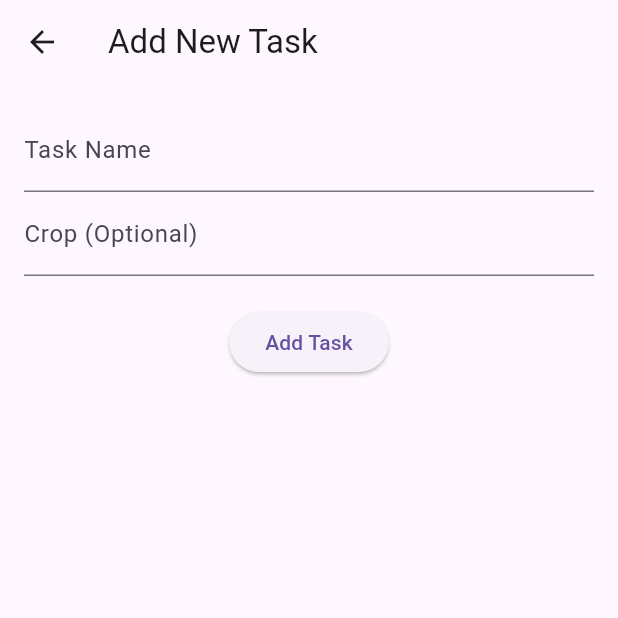
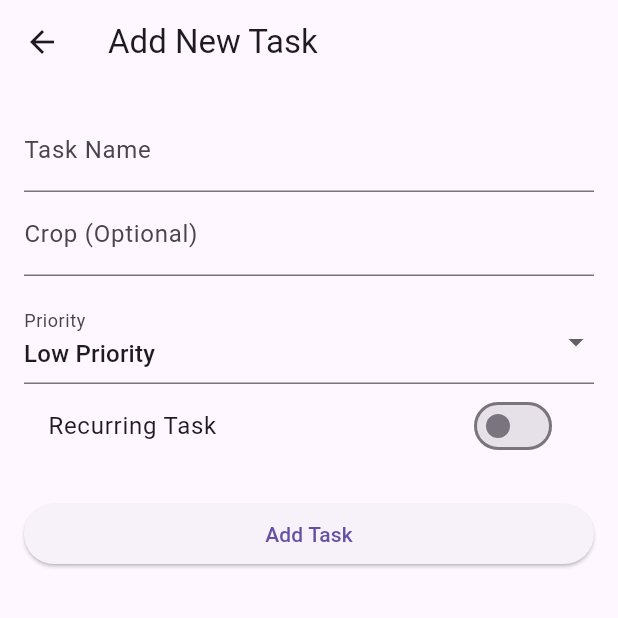
Before and after one commit to fattah247/agrote, a Flutter app: the screen it shows after launch, after a tap on the "add" icon, on a phone screen of 412 x 824 dp, the top half of it. Run offline on Flutter 3.47's test engine with Material 3 defaults, Android fonts, the phone set to English and light mode, and no system bars; our stand-ins replace flutter_local_notifications.

Commit message:
add dependecies,  add dashboard and notification features

```diff
--- a/lib/main.dart
+++ b/lib/main.dart
@@ -1,7 +1,8 @@
 import 'package:agrote/screens/task_list_page.dart';
+import 'package:agrote/theme/app_theme.dart';
 import 'package:flutter/material.dart';
 
-void main() => runApp(Agrote());
+void main() => runApp(const Agrote());
 
 
 class Agrote extends StatelessWidget {
@@ -12,7 +13,7 @@ class Agrote extends StatelessWidget {
     return MaterialApp(
       debugShowCheckedModeBanner: false,
       title: 'Agrote',
-      theme: ThemeData(primarySwatch: Colors.green),
+      theme: AppTheme.lightTheme,
       home: TaskListPage(),
     );
   }
--- a/lib/models/task.dart
+++ b/lib/models/task.dart
@@ -1,7 +1,17 @@
 class Task {
   final String title;
   final String crop;
+  final String priority; // High, Medium, Low
   bool isDone;
+  final bool isRecurring; // Indicates if the task repeats
+  final DateTime? dueDate; // Optional due date
 
-  Task({required this.title, this.crop = '', this.isDone = false});
+  Task({
+    required this.title,
+    this.crop = '',
+    this.priority = 'Low',
+    this.isDone = false,
+    this.isRecurring = false,
+    this.dueDate,
+  });
 }
--- a/lib/screens/add_task_page.dart
+++ b/lib/screens/add_task_page.dart
@@ -11,6 +11,8 @@ class AddTaskPage extends StatefulWidget {
 class _AddTaskPageState extends State<AddTaskPage> {
   final TextEditingController taskController = TextEditingController();
   final TextEditingController cropController = TextEditingController();
+  String priority = 'Low'; // Default priority
+  bool isRecurring = false;
 
   @override
   Widget build(BuildContext context) {
@@ -21,6 +23,7 @@ class _AddTaskPageState extends State<AddTaskPage> {
       body: Padding(
         padding: const EdgeInsets.all(16.0),
         child: Column(
+          crossAxisAlignment: CrossAxisAlignment.stretch,
           children: [
             TextField(
               controller: taskController,
@@ -30,6 +33,22 @@ class _AddTaskPageState extends State<AddTaskPage> {
               controller: cropController,
               decoration: const InputDecoration(labelText: 'Crop (Optional)'),
             ),
+            const SizedBox(height: 16),
+            DropdownButtonFormField<String>(
+              value: priority,
+              items: const [
+                DropdownMenuItem(value: 'High', child: Text('High Priority')),
+                DropdownMenuItem(value: 'Medium', child: Text('Medium Priority')),
+                DropdownMenuItem(value: 'Low', child: Text('Low Priority')),
+              ],
+              onChanged: (value) => setState(() => priority = value!),
+              decoration: const InputDecoration(labelText: 'Priority'),
+            ),
+            SwitchListTile(
+              title: const Text('Recurring Task'),
+              value: isRecurring,
+              onChanged: (value) => setState(() => isRecurring = value),
+            ),
             const SizedBox(height: 20),
             ElevatedButton(
               onPressed: () {
@@ -37,6 +56,8 @@ class _AddTaskPageState extends State<AddTaskPage> {
                   final task = Task(
                     title: taskController.text,
                     crop: cropController.text,
+                    priority: priority,
+                    isRecurring: isRecurring,
                   );
                   Navigator.pop(context, task);
                 }
--- a/lib/screens/task_list_page.dart
+++ b/lib/screens/task_list_page.dart
@@ -1,47 +1,38 @@
 import 'package:flutter/material.dart';
 import '../models/task.dart';
+import '../services/notification_service.dart';
+import '../widgets/task_item.dart';
+import '../widgets/dashboard.dart';
 import 'task_detail_page.dart';
 import 'add_task_page.dart';
 
 class TaskListPage extends StatefulWidget {
+  const TaskListPage({super.key});
+
   @override
   _TaskListPageState createState() => _TaskListPageState();
 }
 
 class _TaskListPageState extends State<TaskListPage> {
   final List<Task> tasks = [];
+  final NotificationService notificationService = NotificationService();
 
-  // Function to toggle task completion
   void _toggleTaskCompletion(int index) {
     setState(() {
       tasks[index].isDone = !tasks[index].isDone;
     });
+    if (tasks[index].isDone) {
+      notificationService.showNotification(
+        'Task Completed',
+        'You have completed "${tasks[index].title}"',
+      );
     }
-
-  void _viewTaskDetails(Task task) {
-    Navigator.push(
-      context,
-      MaterialPageRoute(
-        builder: (context) => TaskDetailPage(
-          task: task,
-          onUpdateTask: (updatedTask) {
-            setState(() {
-              // Find the task in the list and update its state
-              final index = tasks.indexOf(task);
-              if (index != -1) {
-                tasks[index] = updatedTask;
-              }
-            });
-          },
-        ),
-      ),
-    );
   }
 
   void _navigateToAddTaskPage() async {
     final Task? newTask = await Navigator.push(
       context,
-      MaterialPageRoute(builder: (context) => AddTaskPage()),
+      MaterialPageRoute(builder: (context) => const AddTaskPage()),
     );
     if (newTask != null) {
       setState(() {
@@ -54,10 +45,14 @@ class _TaskListPageState extends State<TaskListPage> {
   Widget build(BuildContext context) {
     return Scaffold(
       appBar: AppBar(
-        title: Text('Farm Task Tracker'),
+        title: const Text('Agrote'),
       ),
-      body: tasks.isEmpty
-          ? Center(
+      body: Column(
+        children: [
+          Dashboard(tasks: tasks), // Add the dashboard widget
+          Expanded(
+            child: tasks.isEmpty
+                ? const Center(
               child: Text(
                 'No tasks yet. Add some!',
                 style: TextStyle(fontSize: 18),
@@ -67,38 +62,39 @@ class _TaskListPageState extends State<TaskListPage> {
               itemCount: tasks.length,
               itemBuilder: (context, index) {
                 final task = tasks[index];
-          return ListTile(
-            title: Text(
-              task.title,
-              style: TextStyle(
-                decoration: task.isDone
-                    ? TextDecoration.lineThrough
-                    : TextDecoration.none,
+                return TaskItem(
+                  task: task,
+                  onToggle: () => _toggleTaskCompletion(index),
+                  onViewDetails: () => _viewTaskDetails(task),
+                );
+              },
             ),
-            ),
-            subtitle: task.crop.isNotEmpty ? Text('Crop: ${task.crop}') : null,
-            trailing: Row(
-              mainAxisSize: MainAxisSize.min, // Ensures the row takes minimal space
-              children: [
-                IconButton(
-                  icon: Icon(Icons.arrow_forward),
-                  onPressed: () => _viewTaskDetails(task),
-                  tooltip: 'View Details',
-                ),
-                Checkbox(
-                  value: task.isDone,
-                  onChanged: (value) => _toggleTaskCompletion(index),
           ),
         ],
       ),
-          );
-        },
-      ),
       floatingActionButton: FloatingActionButton(
         onPressed: _navigateToAddTaskPage,
-        child: Icon(Icons.add),
+        child: const Icon(Icons.add),
       ),
     );
   }
 
+  void _viewTaskDetails(Task task) {
+    Navigator.push(
+      context,
+      MaterialPageRoute(
+        builder: (context) => TaskDetailPage(
+          task: task,
+          onUpdateTask: (updatedTask) {
+            setState(() {
+              final index = tasks.indexOf(task);
+              if (index != -1) {
+                tasks[index] = updatedTask;
               }
+            });
+          },
+        ),
+      ),
+    );
+  }
+}
--- /dev/null
+++ b/lib/services/notification_service.dart
@@ -0,0 +1,31 @@
+import 'package:flutter_local_notifications/flutter_local_notifications.dart';
+
+class NotificationService {
+  final FlutterLocalNotificationsPlugin _notificationsPlugin =
+      FlutterLocalNotificationsPlugin();
+
+  NotificationService() {
+    _initializeNotifications();
+  }
+
+  void _initializeNotifications() {
+    const AndroidInitializationSettings androidSettings =
+        AndroidInitializationSettings('@mipmap/ic_launcher');
+    const InitializationSettings settings =
+        InitializationSettings(android: androidSettings);
+    _notificationsPlugin.initialize(settings);
+  }
+
+  Future<void> showNotification(String title, String body) async {
+    const AndroidNotificationDetails androidDetails =
+        AndroidNotificationDetails(
+      'agrote_channel',
+      'Agrote Notifications',
+      importance: Importance.max,
+      priority: Priority.high,
+    );
+    const NotificationDetails details =
+        NotificationDetails(android: androidDetails);
+    await _notificationsPlugin.show(0, title, body, details);
+  }
+}
--- /dev/null
+++ b/lib/theme/app_theme.dart
@@ -0,0 +1,8 @@
+import 'package:flutter/material.dart';
+
+class AppTheme {
+  static final ThemeData lightTheme = ThemeData(
+    primarySwatch: Colors.green,
+    visualDensity: VisualDensity.adaptivePlatformDensity,
+  );
+}
--- /dev/null
+++ b/lib/widgets/dashboard.dart
@@ -0,0 +1,35 @@
+import 'package:flutter/material.dart';
+import '../models/task.dart';
+
+class Dashboard extends StatelessWidget {
+  final List<Task> tasks;
+
+  const Dashboard({super.key, required this.tasks});
+
+  @override
+  Widget build(BuildContext context) {
+    final int totalTasks = tasks.length;
+    final int completedTasks = tasks.where((task) => task.isDone).length;
+
+    return Card(
+      elevation: 4,
+      margin: const EdgeInsets.all(16),
+      child: Padding(
+        padding: const EdgeInsets.all(16),
+        child: Column(
+          crossAxisAlignment: CrossAxisAlignment.start,
+          children: [
+            const Text(
+              'Dashboard',
+              style: TextStyle(fontSize: 20, fontWeight: FontWeight.bold),
+            ),
+            const SizedBox(height: 8),
+            Text('Total Tasks: $totalTasks'),
+            Text('Completed Tasks: $completedTasks'),
+            Text('Pending Tasks: ${totalTasks - completedTasks}'),
+          ],
+        ),
+      ),
+    );
+  }
+}
```
Also changed, not shown: lib/screens/task_detail_page.dart (+12 -12 lines), lib/widgets/task_item.dart (added, +40 -0 lines), pubspec.yaml (+12 -66 lines), lib/utils/recurring_task_helper.dart (added), pubspec.lock, 2 other files. Lines whose indentation alone changed are shown as unchanged.
